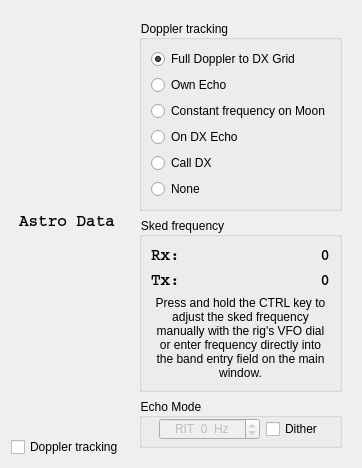
Before: the Qt Designer form widgets/astro.ui in uaro-radio/wsjtx, drawn with Qt 5.
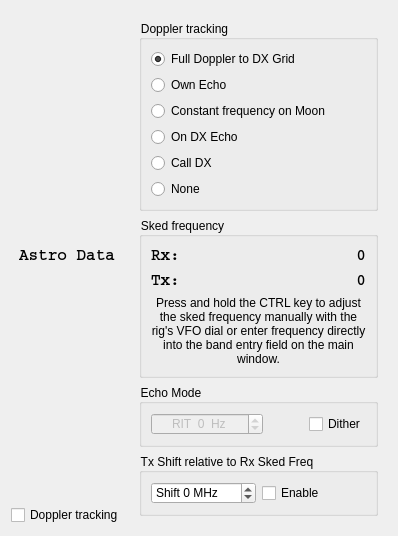
After: the same form once the commit is applied.

Commit message: Make Doppler shift optional in Astronomical Data Window.

Patch:
```diff
--- a/widgets/astro.ui
+++ b/widgets/astro.ui
@@ -6,8 +6,8 @@
    <rect>
     <x>0</x>
     <y>0</y>
-    <width>359</width>
-    <height>401</height>
+    <width>368</width>
+    <height>508</height>
    </rect>
   </property>
   <property name="sizePolicy">
@@ -213,15 +213,8 @@
         <property name="title">
          <string>Echo Mode</string>
         </property>
-        <widget class="QWidget" name="">
-         <property name="geometry">
-          <rect>
-           <x>20</x>
-           <y>20</y>
-           <width>164</width>
-           <height>22</height>
-          </rect>
-         </property>
+        <layout class="QHBoxLayout" name="horizontalLayout_3">
+         <item>
          <layout class="QHBoxLayout" name="horizontalLayout_2">
           <item>
            <widget class="QSpinBox" name="sbRIT">
@@ -269,21 +262,53 @@
            </widget>
           </item>
          </layout>
-        </widget>
+         </item>
+        </layout>
        </widget>
       </item>
       <item>
-       <spacer name="verticalSpacer_2">
-        <property name="orientation">
-         <enum>Qt::Vertical</enum>
+       <widget class="QGroupBox" name="groupBox_4">
+        <property name="title">
+         <string>Tx Shift relative to Rx Sked Freq</string>
         </property>
-        <property name="sizeHint" stdset="0">
-         <size>
-          <width>0</width>
-          <height>0</height>
-         </size>
-        </property>
-       </spacer>
+        <layout class="QHBoxLayout" name="horizontalLayout_4">
+         <item>
+        <widget class="QSpinBox" name="sbibShift">
+         <property name="toolTip">
+          <string>Enter large offset</string>
+         </property>
+         <property name="suffix">
+          <string> MHz</string>
+         </property>
+         <property name="prefix">
+          <string>Shift </string>
+         </property>
+         <property name="minimum">
+          <number>-30</number>
+         </property>
+         <property name="maximum">
+          <number>30</number>
+         </property>
+         <property name="singleStep">
+          <number>1</number>
+         </property>
+         <property name="value">
+          <number>0</number>
+         </property>
+        </widget>
+         </item>
+         <item>
+        <widget class="QCheckBox" name="cbenableShift">
+         <property name="enabled">
+          <bool>true</bool>
+         </property>
+         <property name="text">
+          <string>Enable</string>
+         </property>
+        </widget>
+         </item>
+        </layout>
+       </widget>
       </item>
      </layout>
     </widget>
```
The commit also changes 11 other files.
